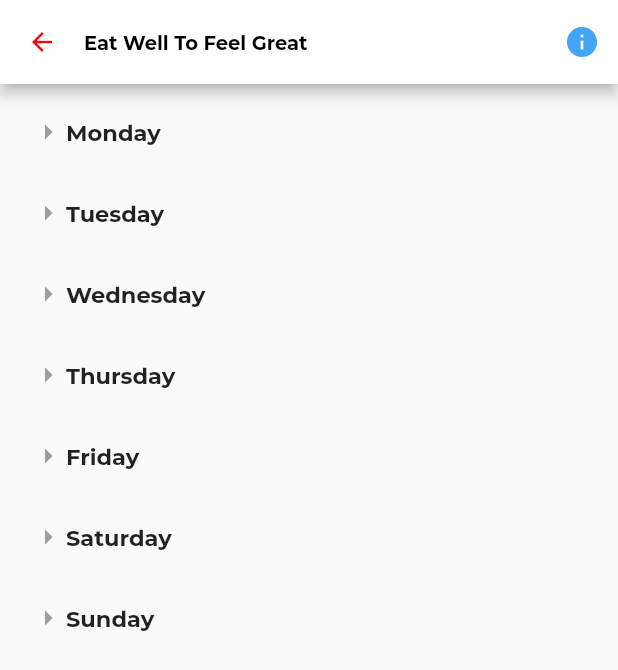
After one commit to enzomarc/affirmedme, a Flutter app: the MealModule screen opened by its route, on a phone screen of 412 x 824 dp. The commit adds this screen. Shown: the top 670 px of the screen. Run offline on Flutter 3.47's test engine with Material 2 defaults, Android fonts, the phone set to English and light mode, and no system bars; our stand-ins replace dio, flutter_datetime_picker, flutter_local_notifications, grouped_list, image_picker, just_audio and 2 more; missing offline and left inert: audio_session; accounts and stored records are empty; network calls fail; project files that could hold a hidden picture were left out.

Commit message:
feat(meal): new meals plans module page
- Added days to meals plans
- Created new module page

```diff
--- a/lib/core/models/meal_plan.dart
+++ b/lib/core/models/meal_plan.dart
@@ -2,13 +2,15 @@ import 'dart:convert';
 
 class MealPlan {
   String id;
+  String group;
   String title;
   List<String> meals;
 
-  MealPlan({this.id, this.title, List<String> meals});
+  MealPlan({this.id, this.group, this.title, List<String> meals});
 
   MealPlan.fromJson(Map<String, dynamic> json) {
     id = json['_id'];
+    group = json['group'];
     title = json['title'];
     meals = List<String>.from((json['meals'] as List).map((e) => e.toString()));
   }
@@ -17,6 +19,7 @@ class MealPlan {
     final Map<String, dynamic> data = new Map<String, dynamic>();
 
     data['id'] = this.id;
+    data['group'] = this.group;
     data['title'] = this.title;
     data['meals'] = jsonEncode(this.meals);
 
--- a/lib/core/routes.dart
+++ b/lib/core/routes.dart
@@ -6,6 +6,7 @@ import 'package:kronosme/screens/dashboard/container.dart';
 import 'package:kronosme/screens/dates/module.dart';
 import 'package:kronosme/screens/login.dart';
 import 'package:kronosme/screens/meals/add_meal.dart';
+import 'package:kronosme/screens/meals/module.dart';
 import 'package:kronosme/screens/meals/show.dart';
 import 'package:kronosme/screens/misc/add_goal.dart';
 import 'package:kronosme/screens/misc/description.dart';
@@ -33,6 +34,7 @@ final Map<String, Widget Function(BuildContext)> routes = {
   '/contacts/add': (context) => AddContactPage(),
   '/contacts/info': (context) => ContactInformationPage(),
   '/dates': (context) => DateModule(),
+  '/meals': (context) => MealModule(),
   '/meals/add': (context) => AddMealScreen(),
   '/meals/show': (context) => ShowMealScreen(),
   '/learning': (context) => LearningScreen(),
--- a/lib/screens/dashboard/container.dart
+++ b/lib/screens/dashboard/container.dart
@@ -2,6 +2,7 @@ import 'package:flutter/material.dart';
 import 'package:flutter/services.dart';
 import 'package:kronosme/providers/date_provider.dart';
 import 'package:kronosme/providers/goal_provider.dart';
+import 'package:kronosme/providers/meal_plan_provider.dart';
 import 'package:kronosme/providers/module_provider.dart';
 import 'package:kronosme/providers/planning_provider.dart';
 import 'package:kronosme/providers/podcast_provider.dart';
@@ -44,6 +45,7 @@ class _DashboardScreenState extends State<DashboardScreen> {
     final reminderProvider = Provider.of<ReminderProvider>(context, listen: false);
     final planningProvider = Provider.of<PlanningProvider>(context, listen: false);
     final dateProvider = Provider.of<DateProvider>(context, listen: false);
+    final mealProvider = Provider.of<MealPlanProvider>(context, listen: false);
 
     // load user data here
     moduleProvider.getModules();
@@ -52,6 +54,7 @@ class _DashboardScreenState extends State<DashboardScreen> {
     podcastProvider.getPodcasts();
     planningProvider.getPlannings();
     dateProvider.getDates();
+    mealProvider.getMealPlans();
   }
 
   @override
--- /dev/null
+++ b/lib/screens/meals/module.dart
@@ -0,0 +1,218 @@
+import 'package:flutter/material.dart';
+import 'package:kronosme/core/models/meal_plan.dart';
+import 'package:kronosme/providers/meal_plan_provider.dart';
+import 'package:provider/provider.dart';
+
+class MealModule extends StatefulWidget {
+  @override
+  _MealModuleState createState() => _MealModuleState();
+}
+
+GlobalKey<ScaffoldState> scaffoldKey = GlobalKey<ScaffoldState>();
+List<String> groups = [
+  'Monday',
+  'Tuesday',
+  'Wednesday',
+  'Thursday',
+  'Friday',
+  'Saturday',
+  'Sunday',
+];
+List<bool> expanded = [false, false, false, false, false, false, false];
+
+class _MealModuleState extends State<MealModule> {
+  @override
+  Widget build(BuildContext context) {
+    return Scaffold(
+      key: scaffoldKey,
+      appBar: AppBar(
+        backgroundColor: Colors.white,
+        leading: IconButton(
+          onPressed: () => Navigator.pop(context),
+          icon: Icon(
+            Icons.arrow_back,
+            color: Color(0xFFFE0000),
+            size: 20.0,
+          ),
+        ),
+        title: Text(
+          'Eat Well To Feel Great',
+          style: TextStyle(
+            color: Colors.black,
+            fontFamily: 'Montserrat Bold',
+            fontSize: 13.0,
+          ),
+        ),
+        titleSpacing: 0.0,
+        actions: <Widget>[
+          IconButton(
+            icon: Icon(
+              Icons.info,
+              color: Colors.blue.shade400,
+            ),
+            onPressed: () {
+              showDialog(
+                context: context,
+                child: SimpleDialog(
+                  title: Text('Instruction'),
+                  titlePadding: EdgeInsets.fromLTRB(20.0, 20.0, 20.0, 0.0),
+                  contentPadding: EdgeInsets.fromLTRB(20.0, 10.0, 20.0, 20.0),
+                  children: <Widget>[
+                    Text(
+                      "Review the information below and put it into your calendar application. You may use the recommended timelines or change them to fit your life. Set the alarm function for each event to remind you of the upcoming event two weeks before it’s due for completion. For bigger events requiring longer planning, set the alarm function a couple of months before (example: planning a vacation or planning a dinner party). Once you have everything set in your calendar,in order to make sure your planning works, you must review the calendar often. Every week, take time to review the next two or three months to ensure you start thinking through planning considerations and coordination. Consider using the AR-TEC-ARC-D model to think through all actions, activities, and events. Memorize the model to have a quick mental checklist you can use that will force you to plan from multiple angles. Remember, you can also use this model for individual actions such as driving to work or simply just thinking through your day.",
+                      style: TextStyle(
+                        fontFamily: 'Montserrat Medium',
+                        fontSize: 11.0,
+                      ),
+                    ),
+                  ],
+                ),
+              );
+            },
+          ),
+        ],
+      ),
+      body: SafeArea(
+        child: SingleChildScrollView(
+          child: Container(
+            height: MediaQuery.of(context).size.height,
+            padding: EdgeInsets.symmetric(horizontal: 20.0, vertical: 20.0),
+            child: Column(
+              children: <Widget>[
+                Consumer<MealPlanProvider>(
+                  builder: (context, provider, child) {
+                    List<MealPlan> meals = provider.meals;
+
+                    return Expanded(
+                      child: ListView.builder(
+                        itemCount: groups.length,
+                        itemBuilder: (context, index) {
+                          String group = groups[index];
+                          List<MealPlan> groupMeals = meals.where((meal) => meal.group.toLowerCase() == group.toLowerCase()).toList();
+
+                          return Container(
+                            margin: EdgeInsets.only(bottom: 20.0),
+                            child: Column(
+                              crossAxisAlignment: CrossAxisAlignment.start,
+                              children: <Widget>[
+                                GestureDetector(
+                                  onTap: () {
+                                    setState(() {
+                                      expanded[index] = !expanded[index];
+                                    });
+                                  },
+                                  child: Row(
+                                    children: <Widget>[
+                                      Icon(
+                                        expanded[index] ? Icons.arrow_drop_down : Icons.arrow_right,
+                                        color: Colors.grey,
+                                      ),
+                                      Expanded(
+                                        child: Text(
+                                          group,
+                                          style: TextStyle(
+                                            fontFamily: 'Montserrat Bold',
+                                            fontSize: 15.0,
+                                          ),
+                                        ),
+                                      ),
+                                    ],
+                                  ),
+                                ),
+                                SizedBox(height: 10.0),
+                                if (expanded[index])
+                                  Container(
+                                    margin: EdgeInsets.only(left: 10.0),
+                                    child: Column(
+                                      children: <Widget>[
+                                        ListView.builder(
+                                          shrinkWrap: true,
+                                          physics: NeverScrollableScrollPhysics(),
+                                          itemCount: groupMeals.length,
+                                          itemBuilder: (context, index) {
+                                            MealPlan tmpMeal = groupMeals[index];
+
+                                            return Container(
+                                              margin: EdgeInsets.only(bottom: 10.0),
+                                              child: Column(
+                                                crossAxisAlignment: CrossAxisAlignment.start,
+                                                children: <Widget>[
+                                                  Text(
+                                                    tmpMeal.title ?? 'Meal Plan',
+                                                    style: TextStyle(
+                                                      fontFamily: 'Montserrat SemiBold',
+                                                      fontSize: 14.0,
+                                                    ),
+                                                  ), // meal plan title
+                                                  SizedBox(height: 5.0),
+                                                  Container(
+                                                    margin: EdgeInsets.only(left: 5.0),
+                                                    child: Column(
+                                                      crossAxisAlignment: CrossAxisAlignment.start,
+                                                      children: tmpMeal.meals
+                                                          .map(
+                                                            (e) => Column(
+                                                              children: <Widget>[
+                                                                Text(
+                                                                  e,
+                                                                  style: TextStyle(
+                                                                    fontFamily: 'Montserrat Medium',
+                                                                    fontSize: 13.0,
+                                                                  ),
+                                                                ),
+                                                                SizedBox(height: 5.0),
+                                                              ],
+                                                            ),
+                                                          )
+                                                          .toList(),
+                                                    ),
+                                                  ),
+                                                ],
+                                              ),
+                                            );
+                                          },
+                                        ),
+                                        SizedBox(height: 10.0),
+                                        GestureDetector(
+                                          onTap: () {
+                                            Navigator.pushNamed(context, '/meals/add', arguments: group);
+                                          },
+                                          child: Row(
+                                            children: <Widget>[
+                                              Icon(
+                                                Icons.add_circle_outline,
+                                                color: Color(0xFFFE0000),
+                                                size: 14.0,
+                                              ),
+                                              SizedBox(width: 5.0),
+                                              Text(
+                                                'Add Meal Plan',
+                                                style: TextStyle(
+                                                  fontFamily: 'Montserrat SemiBold',
+                                                  fontSize: 12.0,
+                                                ),
+                                              )
+                                            ],
+                                          ),
+                                        ),
+                                      ],
+                                    ),
+                                  )
+                                else
+                                  Container()
+                              ],
+                            ),
+                          );
+                        },
+                      ),
+                    );
+                  },
+                ),
+              ],
+            ),
+          ),
+        ),
+      ),
+    );
+  }
+}
```
Also changed, not shown: lib/screens/dashboard/home.dart (+49 -12 lines), lib/screens/meals/add_meal.dart (+29 -40 lines), lib/services/meal_plan_service.dart (+3 -6 lines).
